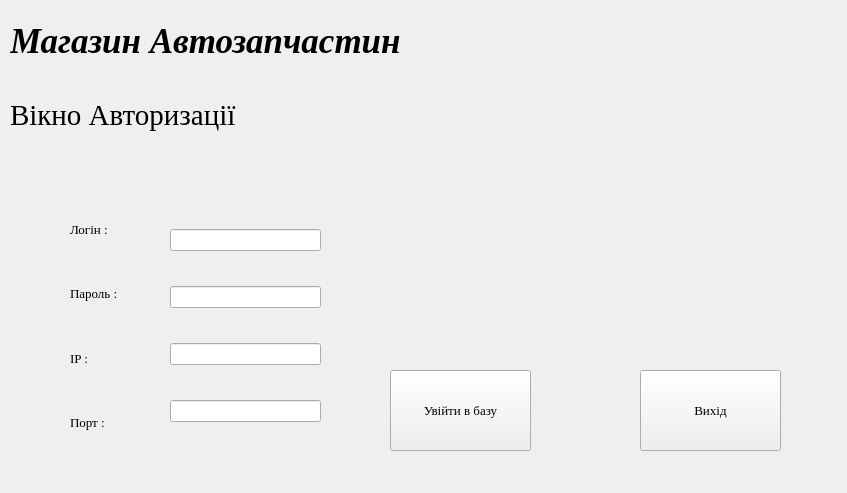
Old version of the form loginwindow.ui in the repository Artem-Chabanovskiy/Course_Work.
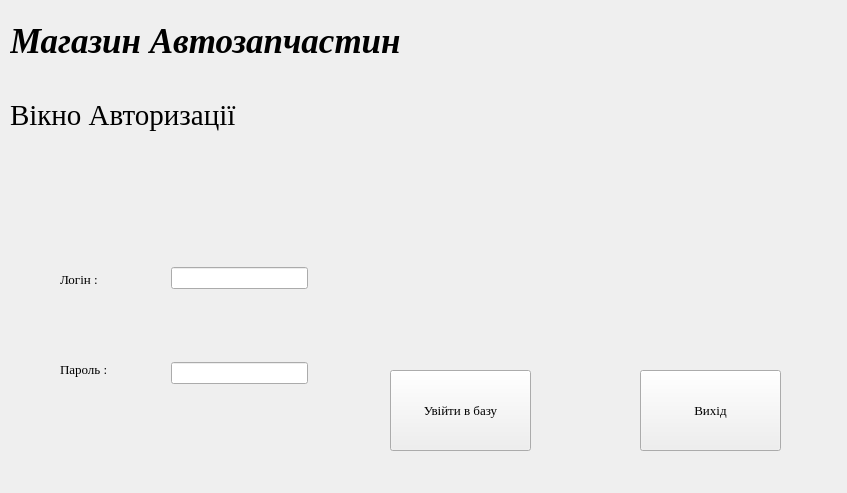
New version of the form.

The edit to the form file:
```diff
--- a/loginwindow.ui
+++ b/loginwindow.ui
@@ -101,8 +101,8 @@
   <widget class="QLabel" name="error_label">
    <property name="geometry">
     <rect>
-     <x>400</x>
-     <y>200</y>
+     <x>480</x>
+     <y>240</y>
      <width>331</width>
      <height>91</height>
     </rect>
@@ -117,96 +117,66 @@
     <string/>
    </property>
   </widget>
-  <widget class="QWidget" name="layoutWidget">
+  <widget class="QLineEdit" name="login_edit">
    <property name="geometry">
     <rect>
-     <x>70</x>
-     <y>200</y>
-     <width>101</width>
-     <height>251</height>
+     <x>171</x>
+     <y>267</y>
+     <width>137</width>
+     <height>22</height>
     </rect>
    </property>
-   <layout class="QVBoxLayout" name="verticalLayout">
-    <item>
-     <widget class="QLabel" name="log_label">
-      <property name="font">
-       <font>
-        <family>Times New Roman</family>
-        <pointsize>10</pointsize>
-       </font>
-      </property>
-      <property name="mouseTracking">
-       <bool>true</bool>
-      </property>
-      <property name="text">
-       <string>Логін :</string>
-      </property>
-     </widget>
-    </item>
-    <item>
-     <widget class="QLabel" name="pass_label">
-      <property name="font">
-       <font>
-        <family>Times New Roman</family>
-        <pointsize>10</pointsize>
-       </font>
-      </property>
-      <property name="text">
-       <string>Пароль :</string>
-      </property>
-     </widget>
-    </item>
-    <item>
-     <widget class="QLabel" name="ip_label">
-      <property name="font">
-       <font>
-        <family>Times New Roman</family>
-        <pointsize>10</pointsize>
-       </font>
-      </property>
-      <property name="text">
-       <string>IP :</string>
-      </property>
-     </widget>
-    </item>
-    <item>
-     <widget class="QLabel" name="port_label">
-      <property name="font">
-       <font>
-        <family>Times New Roman</family>
-        <pointsize>10</pointsize>
-       </font>
-      </property>
-      <property name="text">
-       <string>Порт : </string>
-      </property>
-     </widget>
-    </item>
-   </layout>
   </widget>
-  <widget class="QWidget" name="layoutWidget">
+  <widget class="QLineEdit" name="password_edit">
    <property name="geometry">
     <rect>
-     <x>170</x>
-     <y>200</y>
-     <width>151</width>
-     <height>251</height>
+     <x>171</x>
+     <y>362</y>
+     <width>137</width>
+     <height>22</height>
     </rect>
    </property>
-   <layout class="QVBoxLayout" name="verticalLayout_2">
-    <item>
-     <widget class="QLineEdit" name="login_edit"/>
-    </item>
-    <item>
-     <widget class="QLineEdit" name="password_edit"/>
-    </item>
-    <item>
-     <widget class="QLineEdit" name="ip_edit"/>
-    </item>
-    <item>
-     <widget class="QLineEdit" name="port_edit"/>
-    </item>
-   </layout>
+  </widget>
+  <widget class="QLabel" name="pass_label">
+   <property name="geometry">
+    <rect>
+     <x>60</x>
+     <y>360</y>
+     <width>61</width>
+     <height>19</height>
+    </rect>
+   </property>
+   <property name="font">
+    <font>
+     <family>Times New Roman</family>
+     <pointsize>10</pointsize>
+    </font>
+   </property>
+   <property name="text">
+    <string>Пароль :</string>
+   </property>
+  </widget>
+  <widget class="QLabel" name="log_label">
+   <property name="geometry">
+    <rect>
+     <x>60</x>
+     <y>270</y>
+     <width>50</width>
+     <height>19</height>
+    </rect>
+   </property>
+   <property name="font">
+    <font>
+     <family>Times New Roman</family>
+     <pointsize>10</pointsize>
+    </font>
+   </property>
+   <property name="mouseTracking">
+    <bool>true</bool>
+   </property>
+   <property name="text">
+    <string>Логін :</string>
+   </property>
   </widget>
  </widget>
  <resources/>
```
